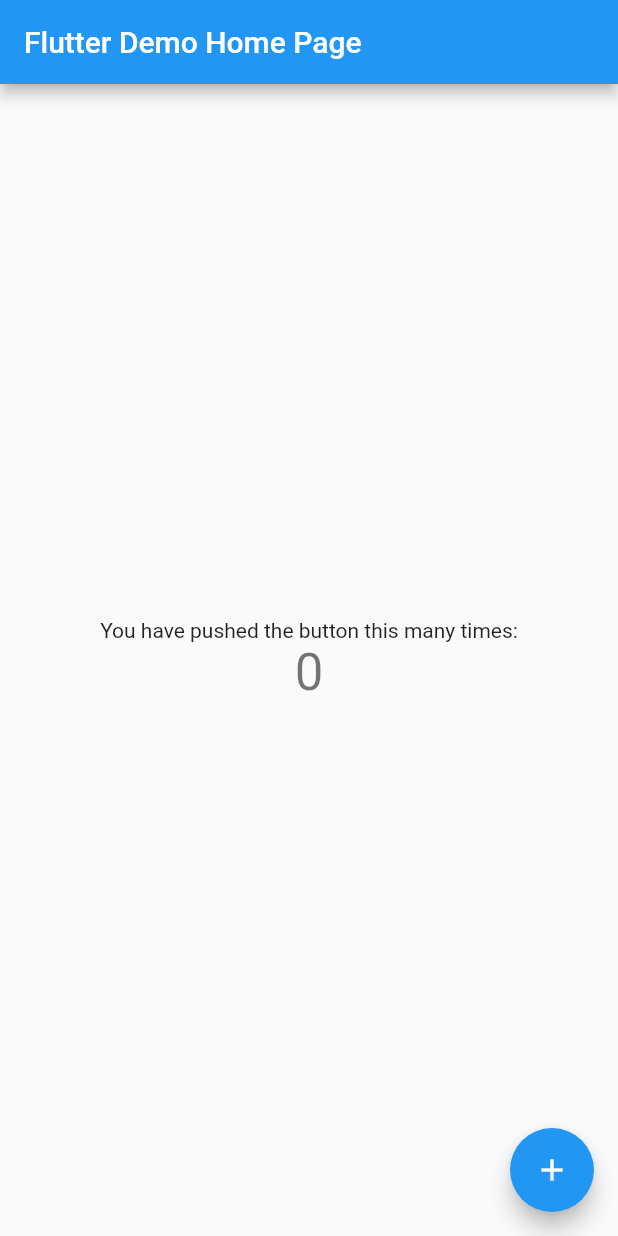
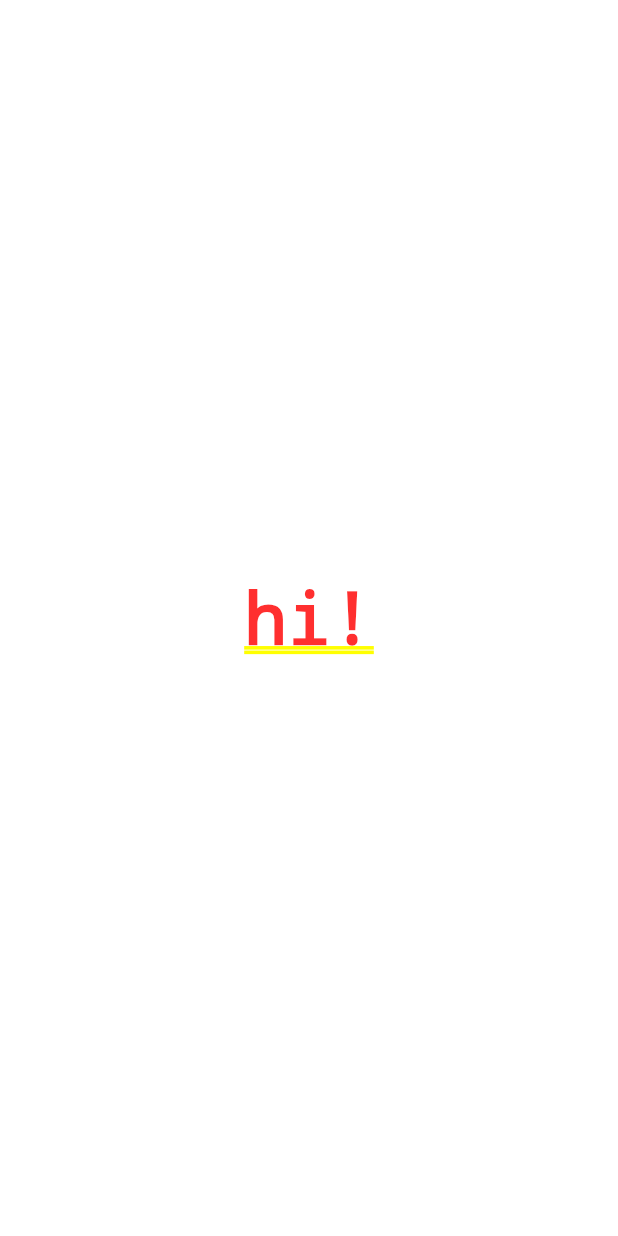
Before and after one commit to VictorHenzzo/bmi-calculator, a Flutter app: the screen it shows after launch, on a phone screen of 412 x 824 dp. Run offline on Flutter 3.47's test engine with Material 2 defaults, Android fonts, the phone set to English and light mode, and no system bars; our stand-ins replace equatable, flutter_bloc.

```diff
--- a/lib/main.dart
+++ b/lib/main.dart
@@ -1,3 +1,5 @@
+import 'package:bmi_calculator/modules/bmi_calculator/routes/bmi_calculator_route.dart';
+import 'package:bmi_calculator/navigation/app_navigation.dart';
 import 'package:flutter/material.dart';
 
 void main() {
@@ -15,55 +17,8 @@ class MyApp extends StatelessWidget {
       theme: ThemeData(
         primarySwatch: Colors.blue,
       ),
-      //TODO: Add initial route
-      home: const MyHomePage(title: 'Flutter Demo Home Page'),
+      initialRoute: BmiCalculatorRoute.path,
+      onGenerateRoute: AppNavigation.generateRoute,
     );
   }
 }
-
-class MyHomePage extends StatefulWidget {
-  const MyHomePage({Key? key, required this.title}) : super(key: key);
-
-  final String title;
-
-  @override
-  State<MyHomePage> createState() => _MyHomePageState();
-}
-
-class _MyHomePageState extends State<MyHomePage> {
-  int _counter = 0;
-
-  void _incrementCounter() {
-    setState(() {
-      _counter++;
-    });
-  }
-
-  @override
-  Widget build(BuildContext context) {
-    return Scaffold(
-      appBar: AppBar(
-        title: Text(widget.title),
-      ),
-      body: Center(
-        child: Column(
-          mainAxisAlignment: MainAxisAlignment.center,
-          children: <Widget>[
-            const Text(
-              'You have pushed the button this many times:',
-            ),
-            Text(
-              '$_counter',
-              style: Theme.of(context).textTheme.headline4,
-            ),
-          ],
-        ),
-      ),
-      floatingActionButton: FloatingActionButton(
-        onPressed: _incrementCounter,
-        tooltip: 'Increment',
-        child: const Icon(Icons.add),
-      ),
-    );
-  }
-}
--- a/lib/modules/bmi_calculator/presenter/cubits/bmi_calculator_cubit.dart
+++ b/lib/modules/bmi_calculator/presenter/cubits/bmi_calculator_cubit.dart
@@ -0,0 +1,30 @@
+import 'package:bmi_calculator/modules/bmi_calculator/models/bmi_status.dart';
+import 'package:bmi_calculator/modules/bmi_calculator/presenter/states/bmi_calculator_state.dart';
+import 'package:bmi_calculator/modules/bmi_calculator/ui/presenter/bmi_calculator_presenter.dart';
+import 'package:flutter_bloc/flutter_bloc.dart';
+
+class BmiCalculatorCubit extends Cubit<BmiCalculatorState>
+    with BmiCalculatorPresenter {
+  BmiCalculatorCubit() : super(const BmiCalculatorInitialState());
+
+  double? userBmi;
+  BMIStatus? bmiStatus;
+
+  @override
+  void calculateBmi({
+    required double height,
+    required double weigth,
+  }) {
+    emit(const BmiCalculatorLoadingState());
+
+    try {
+      userBmi = weigth / (height * height);
+
+      bmiStatus = BMIStatus.fromBmiIndex(userBmi!);
+
+      emit(const BmiCalculatorResultState());
+    } catch (error) {
+      emit(const BmiCalculatorErrorState());
+    }
+  }
+}
--- /dev/null
+++ b/lib/modules/bmi_calculator/presenter/factories/bmi_calculator_presenter_factory.dart
@@ -0,0 +1,7 @@
+import 'package:bmi_calculator/modules/bmi_calculator/presenter/cubits/bmi_calculator_cubit.dart';
+
+class BmiCalculatorPresenterFactory {
+  static BmiCalculatorCubit make() {
+    return BmiCalculatorCubit();
+  }
+}
--- /dev/null
+++ b/lib/modules/bmi_calculator/routes/bmi_calculator_route.dart
@@ -0,0 +1,24 @@
+import 'package:bmi_calculator/modules/bmi_calculator/presenter/cubits/bmi_calculator_cubit.dart';
+import 'package:bmi_calculator/modules/bmi_calculator/presenter/factories/bmi_calculator_presenter_factory.dart';
+import 'package:bmi_calculator/modules/bmi_calculator/ui/screens/bmi_calculator_screen.dart';
+import 'package:flutter/material.dart';
+import 'package:flutter_bloc/flutter_bloc.dart';
+
+class BmiCalculatorRoute {
+  static const String path = '/';
+
+  static Route<dynamic> of() {
+    final presenter = BmiCalculatorPresenterFactory.make();
+
+    return MaterialPageRoute(
+      builder: (context) => MultiBlocProvider(
+        providers: [
+          BlocProvider<BmiCalculatorCubit>(
+            create: (final _) => presenter,
+          )
+        ],
+        child: BmiCalculatorScreen(bmiCalculatorPresenter: presenter),
+      ),
+    );
+  }
+}
--- /dev/null
+++ b/lib/modules/bmi_calculator/ui/presenter/bmi_calculator_presenter.dart
@@ -0,0 +1,6 @@
+mixin BmiCalculatorPresenter {
+  void calculateBmi({
+    required double height,
+    required double weigth,
+  });
+}
--- /dev/null
+++ b/lib/modules/bmi_calculator/ui/screens/bmi_calculator_screen.dart
@@ -0,0 +1,18 @@
+import 'package:bmi_calculator/modules/bmi_calculator/ui/presenter/bmi_calculator_presenter.dart';
+import 'package:flutter/material.dart';
+
+class BmiCalculatorScreen extends StatelessWidget {
+  const BmiCalculatorScreen({
+    Key? key,
+    required this.bmiCalculatorPresenter,
+  }) : super(key: key);
+
+  final BmiCalculatorPresenter bmiCalculatorPresenter;
+
+  @override
+  Widget build(BuildContext context) {
+    return const Center(
+      child: Text('hi!'),
+    );
+  }
+}
--- /dev/null
+++ b/lib/navigation/app_navigation.dart
@@ -0,0 +1,14 @@
+import 'package:bmi_calculator/modules/bmi_calculator/routes/bmi_calculator_route.dart';
+import 'package:flutter/material.dart';
+
+class AppNavigation {
+  static Route<dynamic> generateRoute(RouteSettings settings) {
+    switch (settings.name) {
+      case BmiCalculatorRoute.path:
+        return BmiCalculatorRoute.of();
+      default:
+        //TODO: Inserir splash
+        return BmiCalculatorRoute.of();
+    }
+  }
+}
--- a/pubspec.yaml
+++ b/pubspec.yaml
@@ -15,6 +15,7 @@ dependencies:
   cupertino_icons: ^1.0.2
   equatable: ^2.0.3
   flutter_bloc: ^8.0.1
+  get_it: ^7.2.0
 
 dev_dependencies:
   flutter_test:
```
Also changed, not shown: lib/modules/bmi_calculator/models/bmi_status.dart (added, +14 -0 lines), lib/modules/bmi_calculator/presenter/states/bmi_calculator_state.dart (+15 -8 lines), lib/modules/bmi_calculator/utils/get_info_from_bmi_index.dart (added, +30 -0 lines), pubspec.lock.
